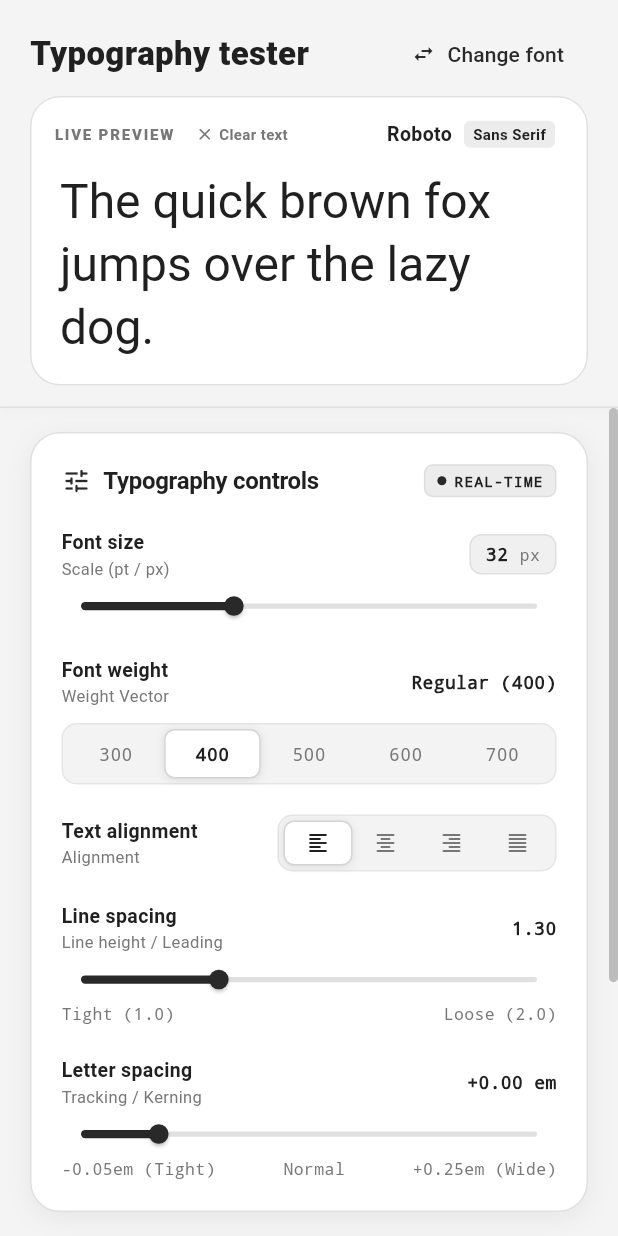
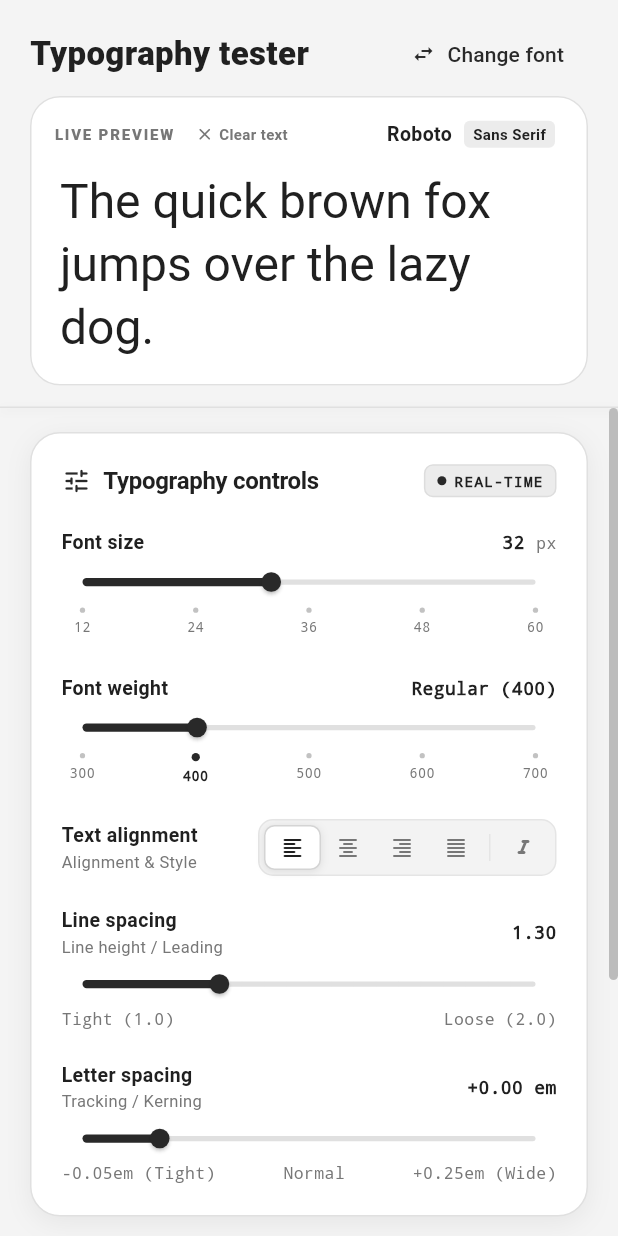
Before and after one commit to nchnn/Google-Font-Explorer, a Flutter app: the PreviewScreen widget shown alone on an empty page, opened directly, on a phone screen of 412 x 824 dp. Run offline on Flutter 3.47's test engine with Material 3 defaults, Android fonts, the phone set to English and light mode, and no system bars; our stand-ins replace google_fonts, material_ui, shared_preferences; accounts and stored records are empty; network calls fail.

Commit message:
improved preview

```diff
--- a/lib/screens/preview_screen.dart
+++ b/lib/screens/preview_screen.dart
@@ -6,7 +6,7 @@ import '../services/font_service.dart';
 import '../state/app_state.dart';
 import '../theme/app_colors.dart';
 import '../widgets/floating_pill_navigation.dart';
-import '../widgets/stage_telemetry_card.dart';
+import '../widgets/typography_controls_card.dart';
 
 /// Screen for testing typography settings with a fixed Live Preview header
 /// and an independently scrollable customization controls area.
@@ -30,6 +30,7 @@ class _PreviewScreenState extends State<PreviewScreen> {
     required FontModel font,
     required double fontSize,
     required FontWeight fontWeight,
+    required bool isItalic,
     required Color color,
     required double height,
     required double letterSpacing,
@@ -37,6 +38,7 @@ class _PreviewScreenState extends State<PreviewScreen> {
     final base = TextStyle(
       fontSize: fontSize,
       fontWeight: fontWeight,
+      fontStyle: isItalic ? FontStyle.italic : FontStyle.normal,
       color: color,
       height: height,
       letterSpacing: letterSpacing,
@@ -63,6 +65,7 @@ class _PreviewScreenState extends State<PreviewScreen> {
       font: selectedFont,
       fontSize: preview.fontSize,
       fontWeight: preview.fontWeight,
+      isItalic: preview.isItalic,
       color: theme.colorScheme.onSurface,
       height: preview.leading,
       letterSpacing: preview.tracking * preview.fontSize,
@@ -105,7 +108,8 @@ class _PreviewScreenState extends State<PreviewScreen> {
                 ],
               ),
               const SizedBox(height: 8),
-              Card(
+              RepaintBoundary(
+                child: Card(
                   child: Padding(
                     padding: const EdgeInsets.all(16),
                     child: Column(
@@ -215,6 +219,7 @@ class _PreviewScreenState extends State<PreviewScreen> {
                     ),
                   ),
                 ),
+              ),
             ],
           ),
         ),
@@ -256,16 +261,18 @@ class _PreviewScreenState extends State<PreviewScreen> {
               ),
               children: [
                 // Typography Controls Panel
-                StageTelemetryCard(
+                TypographyControlsCard(
                   fontSize: preview.fontSize,
                   fontWeight: preview.fontWeight,
                   textAlign: preview.textAlign,
+                  isItalic: preview.isItalic,
                   leading: preview.leading,
                   tracking: preview.tracking,
                   availableWeights: selectedFont.weights,
                   onFontSizeChanged: (value) => preview.fontSize = value,
                   onFontWeightChanged: (weight) => preview.fontWeight = weight,
                   onTextAlignChanged: (align) => preview.textAlign = align,
+                  onItalicChanged: (italic) => preview.isItalic = italic,
                   onLeadingChanged: (value) => preview.leading = value,
                   onTrackingChanged: (value) => preview.tracking = value,
                 ),
--- a/lib/state/app_state.dart
+++ b/lib/state/app_state.dart
@@ -7,7 +7,7 @@ import '../services/font_service.dart';
 /// Application-level state: navigation, theme, and font selection.
 ///
 /// Owns the cross-screen concerns that the old `_TypeStudioAppState` held
-/// inline — tab index, dark-mode flag, and the currently selected font.
+/// inline: tab index, dark-mode flag, and the currently selected font.
 /// Screens read this via [AppState.of] and only the subtree that calls
 /// [ListenableBuilder] on it rebuilds when a value changes.
 class AppState extends ChangeNotifier {
@@ -80,7 +80,7 @@ class AppState extends ChangeNotifier {
         .notifier!;
   }
 
-  /// Like [of] but does not register a dependency — avoids unnecessary rebuilds
+  /// Like [of] but does not register a dependency; avoids unnecessary rebuilds
   /// when the caller only needs to call a method (e.g. `selectFont`).
   static AppState read(BuildContext context) {
     return context
@@ -152,6 +152,18 @@ class PreviewState extends ChangeNotifier {
   }
 
   // ---------------------------------------------------------------------------
+  // Italic style
+  // ---------------------------------------------------------------------------
+
+  bool _isItalic = false;
+  bool get isItalic => _isItalic;
+  set isItalic(bool value) {
+    if (_isItalic == value) return;
+    _isItalic = value;
+    notifyListeners();
+  }
+
+  // ---------------------------------------------------------------------------
   // Leading (line height multiplier)
   // ---------------------------------------------------------------------------
 
@@ -184,6 +196,7 @@ class PreviewState extends ChangeNotifier {
     _fontSize = defaultFontSize;
     _fontWeight = FontWeight.w400;
     _textAlign = TextAlign.left;
+    _isItalic = false;
     _leading = defaultLeading;
     _tracking = defaultTracking;
     notifyListeners();
@@ -207,7 +220,7 @@ class PreviewState extends ChangeNotifier {
 }
 
 // =============================================================================
-// InheritedNotifier wrappers — the DI mechanism
+// InheritedNotifier wrappers: the DI mechanism
 // =============================================================================
 
 class _AppStateScope extends InheritedNotifier<AppState> {
--- a/lib/widgets/stage_telemetry_card.dart
+++ b/lib/widgets/typography_controls_card.dart
@@ -8,18 +8,20 @@ import '../utils/font_weight_utils.dart';
 /// Provides intuitive controls for font size, weight, text alignment,
 /// line spacing (leading), and letter spacing (tracking/kerning) with
 /// real-time feedback and clear, accessible terminology.
-class StageTelemetryCard extends StatelessWidget {
-  const StageTelemetryCard({
+class TypographyControlsCard extends StatelessWidget {
+  const TypographyControlsCard({
     super.key,
     required this.fontSize,
     required this.fontWeight,
     required this.textAlign,
+    required this.isItalic,
     required this.leading,
     required this.tracking,
     required this.availableWeights,
     required this.onFontSizeChanged,
     required this.onFontWeightChanged,
     required this.onTextAlignChanged,
+    required this.onItalicChanged,
     required this.onLeadingChanged,
     required this.onTrackingChanged,
   });
@@ -27,6 +29,7 @@ class StageTelemetryCard extends StatelessWidget {
   final double fontSize;
   final FontWeight fontWeight;
   final TextAlign textAlign;
+  final bool isItalic;
   final double leading;
   final double tracking;
   final List<FontWeight> availableWeights;
@@ -34,6 +37,7 @@ class StageTelemetryCard extends StatelessWidget {
   final ValueChanged<double> onFontSizeChanged;
   final ValueChanged<FontWeight> onFontWeightChanged;
   final ValueChanged<TextAlign> onTextAlignChanged;
+  final ValueChanged<bool> onItalicChanged;
   final ValueChanged<double> onLeadingChanged;
   final ValueChanged<double> onTrackingChanged;
 
@@ -149,13 +153,11 @@ class StageTelemetryCard extends StatelessWidget {
           const SizedBox(height: 20),
 
           // -------------------------------------------------------------------
-          // SECTION 1: Font size (Scale)
+          // SECTION 1: Font size
           // -------------------------------------------------------------------
           _buildScaleSection(
             labelColor: labelColor,
             mutedText: mutedText,
-            readoutBg: readoutBg,
-            readoutBorder: readoutBorder,
             sliderThumb: sliderThumb,
             sliderActive: sliderActive,
             sliderInactive: sliderInactive,
@@ -163,16 +165,14 @@ class StageTelemetryCard extends StatelessWidget {
           const SizedBox(height: 20),
 
           // -------------------------------------------------------------------
-          // SECTION 2: Font weight (Weight Vector)
+          // SECTION 2: Font weight
           // -------------------------------------------------------------------
           _buildFontWeightSection(
             labelColor: labelColor,
             mutedText: mutedText,
-            bgTray: bgTray,
-            borderTray: borderTray,
-            pillActive: pillActive,
-            pillActiveBorder: pillActiveBorder,
-            isDark: isDark,
+            sliderThumb: sliderThumb,
+            sliderActive: sliderActive,
+            sliderInactive: sliderInactive,
           ),
           const SizedBox(height: 20),
 
@@ -224,23 +224,19 @@ class StageTelemetryCard extends StatelessWidget {
   Widget _buildScaleSection({
     required Color labelColor,
     required Color mutedText,
-    required Color readoutBg,
-    required Color readoutBorder,
     required Color sliderThumb,
     required Color sliderActive,
     required Color sliderInactive,
   }) {
     final currentScale = fontSize.round();
+    const checkpoints = [12, 24, 36, 48, 60];
 
     return Column(
       crossAxisAlignment: CrossAxisAlignment.stretch,
       children: [
-        // Label & Numeric readout box
+        // Label & Numeric readout (plain text without card/container)
         Row(
           mainAxisAlignment: MainAxisAlignment.spaceBetween,
-          children: [
-            Column(
-              crossAxisAlignment: CrossAxisAlignment.start,
           children: [
             Text(
               'Font size',
@@ -250,23 +246,7 @@ class StageTelemetryCard extends StatelessWidget {
                 color: labelColor,
               ),
             ),
-                Text(
-                  'Scale (pt / px)',
-                  style: TextStyle(
-                    fontSize: 11,
-                    color: mutedText,
-                  ),
-                ),
-              ],
-            ),
-            Container(
-              padding: const EdgeInsets.symmetric(horizontal: 10, vertical: 4),
-              decoration: BoxDecoration(
-                color: readoutBg,
-                borderRadius: BorderRadius.circular(8),
-                border: Border.all(color: readoutBorder),
-              ),
-              child: Text.rich(
+            Text.rich(
               TextSpan(
                 text: '$currentScale ',
                 style: TextStyle(
@@ -288,21 +268,37 @@ class StageTelemetryCard extends StatelessWidget {
                 ],
               ),
             ),
-            ),
           ],
         ),
         const SizedBox(height: 4),
 
-        // Continuous Slider with checkpoints (divisions: 60)
+        // Free continuous slider without forced snapping
         _buildCustomSlider(
-          value: fontSize.clamp(12.0, 72.0),
+          value: fontSize.clamp(12.0, 60.0),
           min: 12.0,
-          max: 72.0,
-          divisions: 60,
+          max: 60.0,
+          divisions: null,
           thumbColor: sliderThumb,
           activeColor: sliderActive,
           inactiveColor: sliderInactive,
           onChanged: onFontSizeChanged,
+        ),
+        const SizedBox(height: 4),
+
+        // Precision Positioned Rail matching slider track
+        _buildPrecisionRail(
+          checkpoints: checkpoints.map((pt) {
+            final ratio = (pt - 12.0) / (60.0 - 12.0);
+            return (
+              label: '$pt',
+              ratio: ratio,
+              isActive: currentScale == pt,
+              onTap: () => onFontSizeChanged(pt.toDouble()),
+            );
+          }).toList(),
+          activeColor: sliderActive,
+          labelColor: labelColor,
+          mutedText: mutedText,
         ),
       ],
     );
@@ -311,17 +307,18 @@ class StageTelemetryCard extends StatelessWidget {
   Widget _buildFontWeightSection({
     required Color labelColor,
     required Color mutedText,
-    required Color bgTray,
-    required Color borderTray,
-    required Color pillActive,
-    required Color pillActiveBorder,
-    required bool isDark,
+    required Color sliderThumb,
+    required Color sliderActive,
+    required Color sliderInactive,
   }) {
     final weightName = formatWeightName(fontWeight);
     final weightValue = fontWeight.value;
     final weights = availableWeights.isEmpty
         ? const [FontWeight.w400]
         : availableWeights;
+
+    final currentIndex = weights.indexOf(fontWeight);
+    final validIndex = currentIndex >= 0 ? currentIndex : 0;
 
     return Column(
       crossAxisAlignment: CrossAxisAlignment.stretch,
@@ -330,9 +327,6 @@ class StageTelemetryCard extends StatelessWidget {
         Row(
           mainAxisAlignment: MainAxisAlignment.spaceBetween,
           children: [
-            Column(
-              crossAxisAlignment: CrossAxisAlignment.start,
-              children: [
             Text(
               'Font weight',
               style: TextStyle(
@@ -340,15 +334,6 @@ class StageTelemetryCard extends StatelessWidget {
                 fontWeight: FontWeight.w700,
                 color: labelColor,
               ),
-                ),
-                Text(
-                  'Weight Vector',
-                  style: TextStyle(
-                    fontSize: 11,
-                    color: mutedText,
-                  ),
-                ),
-              ],
             ),
             Text(
               '$weightName ($weightValue)',
@@ -361,99 +346,107 @@ class StageTelemetryCard extends StatelessWidget {
             ),
           ],
         ),
-        const SizedBox(height: 10),
+        const SizedBox(height: 4),
 
-        // Segmented Buttons based on available API weights
-        Container(
-          padding: const EdgeInsets.all(3),
-          decoration: BoxDecoration(
-            color: bgTray,
-            borderRadius: BorderRadius.circular(10),
-            border: Border.all(color: borderTray),
+        // Discrete Snapping Slider
+        _buildCustomSlider(
+          value: validIndex.toDouble(),
+          min: 0.0,
+          max: (weights.length > 1 ? weights.length - 1 : 1).toDouble(),
+          divisions: weights.length > 1 ? weights.length - 1 : 1,
+          thumbColor: sliderThumb,
+          activeColor: sliderActive,
+          inactiveColor: sliderInactive,
+          onChanged: weights.length > 1
+              ? (val) {
+                  final idx = val.round().clamp(0, weights.length - 1);
+                  onFontWeightChanged(weights[idx]);
+                }
+              : (val) {},
         ),
-          child: weights.length <= 6
-              ? Row(
-                  children: weights.map((weight) {
-                    final isSelected = fontWeight == weight;
-                    return Expanded(
-                      child: _buildWeightPill(
-                        weight: weight,
-                        isSelected: isSelected,
-                        pillActive: pillActive,
-                        pillActiveBorder: pillActiveBorder,
-                        isDark: isDark,
+        const SizedBox(height: 4),
+
+        // Precision Positioned Rail matching Font size
+        _buildPrecisionRail(
+          checkpoints: List.generate(weights.length, (i) {
+            final w = weights[i];
+            final ratio = weights.length > 1
+                ? i / (weights.length - 1)
+                : 0.0;
+            return (
+              label: '${w.value}',
+              ratio: ratio,
+              isActive: fontWeight == w,
+              onTap: () => onFontWeightChanged(w),
+            );
+          }),
+          activeColor: sliderActive,
           labelColor: labelColor,
           mutedText: mutedText,
-                      ),
-                    );
-                  }).toList(),
-                )
-              : SingleChildScrollView(
-                  scrollDirection: Axis.horizontal,
-                  child: Row(
-                    mainAxisSize: MainAxisSize.min,
-                    children: weights.map((weight) {
-                      final isSelected = fontWeight == weight;
-                      return SizedBox(
-                        width: 54,
-                        child: _buildWeightPill(
-                          weight: weight,
-                          isSelected: isSelected,
-                          pillActive: pillActive,
-                          pillActiveBorder: pillActiveBorder,
-                          isDark: isDark,
-                          labelColor: labelColor,
-                          mutedText: mutedText,
-                        ),
-                      );
-                    }).toList(),
-                  ),
-                ),
         ),
       ],
     );
   }
 
-  Widget _buildWeightPill({
-    required FontWeight weight,
-    required bool isSelected,
-    required Color pillActive,
-    required Color pillActiveBorder,
-    required bool isDark,
+  Widget _buildPrecisionRail({
+    required List<({String label, double ratio, bool isActive, VoidCallback onTap})> checkpoints,
+    required Color activeColor,
     required Color labelColor,
     required Color mutedText,
   }) {
-    return GestureDetector(
-      onTap: () => onFontWeightChanged(weight),
+    const double horizontalPadding = 14.0;
+
+    return LayoutBuilder(
+      builder: (context, constraints) {
+        final trackWidth = constraints.maxWidth - (horizontalPadding * 2);
+
+        return SizedBox(
+          height: 24,
+          child: Stack(
+            clipBehavior: Clip.none,
+            children: checkpoints.map((cp) {
+              final centerX = horizontalPadding + (trackWidth * cp.ratio);
+
+              return Positioned(
+                left: centerX - 20,
+                width: 40,
+                top: 0,
+                child: GestureDetector(
+                  onTap: cp.onTap,
                   behavior: HitTestBehavior.opaque,
-      child: AnimatedContainer(
-        duration: const Duration(milliseconds: 150),
-        alignment: Alignment.center,
-        padding: const EdgeInsets.symmetric(vertical: 7),
+                  child: Column(
+                    mainAxisSize: MainAxisSize.min,
+                    children: [
+                      Container(
+                        width: cp.isActive ? 5.5 : 3.5,
+                        height: cp.isActive ? 5.5 : 3.5,
                         decoration: BoxDecoration(
-          color: isSelected ? pillActive : Colors.transparent,
-          borderRadius: BorderRadius.circular(7),
-          border: isSelected ? Border.all(color: pillActiveBorder) : null,
-          boxShadow: isSelected && !isDark
-              ? const [
-                  BoxShadow(
-                    color: Color(0x18000000),
-                    blurRadius: 4,
-                    offset: Offset(0, 1),
+                          color: cp.isActive
+                              ? activeColor
+                              : mutedText.withValues(alpha: 0.45),
+                          shape: BoxShape.circle,
                         ),
-                ]
-              : null,
                       ),
-        child: Text(
-          '${weight.value}',
+                      const SizedBox(height: 3),
+                      Text(
+                        cp.label,
+                        textAlign: TextAlign.center,
                         style: TextStyle(
-            fontSize: 12,
-            fontWeight: isSelected ? FontWeight.w700 : FontWeight.w500,
-            color: isSelected ? labelColor : mutedText,
+                          fontSize: 9,
+                          fontWeight:
+                              cp.isActive ? FontWeight.w700 : FontWeight.w500,
+                          color: cp.isActive ? labelColor : mutedText,
                           fontFamily: 'monospace',
                         ),
                       ),
+                    ],
                   ),
+                ),
+              );
+            }).toList(),
+          ),
+        );
+      },
     );
   }
 
@@ -488,7 +481,7 @@ class StageTelemetryCard extends StatelessWidget {
               ),
             ),
             Text(
-              'Alignment',
+              'Alignment & Style',
               style: TextStyle(
                 fontSize: 11,
                 color: mutedText,
@@ -505,7 +498,8 @@ class StageTelemetryCard extends StatelessWidget {
           ),
           child: Row(
             mainAxisSize: MainAxisSize.min,
-            children: alignmentOptions.map((option) {
+            children: [
+              ...alignmentOptions.map((option) {
                 final (alignValue, iconData, tooltip) = option;
                 final isSelected = textAlign == alignValue;
 
@@ -516,8 +510,10 @@ class StageTelemetryCard extends StatelessWidget {
                     behavior: HitTestBehavior.opaque,
                     child: AnimatedContainer(
                       duration: const Duration(milliseconds: 150),
-                    padding:
-                        const EdgeInsets.symmetric(horizontal: 14, vertical: 6),
+                      padding: const EdgeInsets.symmetric(
+                        horizontal: 10,
+                        vertical: 6,
+                      ),
                       decoration: BoxDecoration(
                         color: isSelected ? pillActive : Colors.transparent,
                         borderRadius: BorderRadius.circular(7),
@@ -542,7 +538,49 @@ class StageTelemetryCard extends StatelessWidget {
                     ),
                   ),
                 );
-            }).toList(),
+              }),
+              Container(
+                margin: const EdgeInsets.symmetric(horizontal: 4),
+                width: 1,
+                height: 18,
+                color: borderTray,
+              ),
+              Tooltip(
+                message: 'Italic',
+                child: GestureDetector(
+                  onTap: () => onItalicChanged(!isItalic),
+                  behavior: HitTestBehavior.opaque,
+                  child: AnimatedContainer(
+                    duration: const Duration(milliseconds: 150),
+                    padding: const EdgeInsets.symmetric(
+                      horizontal: 10,
+                      vertical: 6,
+                    ),
+                    decoration: BoxDecoration(
+                      color: isItalic ? pillActive : Colors.transparent,
+                      borderRadius: BorderRadius.circular(7),
+                      border: isItalic
+                          ? Border.all(color: pillActiveBorder)
+                          : null,
+                      boxShadow: isItalic && !isDark
+                          ? const [
+                              BoxShadow(
+                                color: Color(0x18000000),
+                                blurRadius: 4,
+                                offset: Offset(0, 1),
+                              ),
+                            ]
+                          : null,
+                    ),
+                    child: Icon(
+                      Icons.format_italic_rounded,
+                      size: 16,
+                      color: isItalic ? labelColor : mutedText,
+                    ),
+                  ),
+                ),
+              ),
+            ],
           ),
         ),
       ],
@@ -753,6 +791,7 @@ class StageTelemetryCard extends StatelessWidget {
   }) {
     return SliderTheme(
       data: SliderThemeData(
+        trackShape: const _CustomSliderTrackShape(),
         trackHeight: 3.5,
         activeTrackColor: activeColor,
         inactiveTrackColor: inactiveColor,
@@ -780,5 +819,24 @@ class StageTelemetryCard extends StatelessWidget {
   }
 }
 
-/// Compatibility typedef
-typedef TypographyControlsCard = StageTelemetryCard;
+/// Slider track shape that precisely matches the 14px horizontal rail insets.
+class _CustomSliderTrackShape extends RoundedRectSliderTrackShape {
+  const _CustomSliderTrackShape();
+
+  @override
+  Rect getPreferredRect({
+    required RenderBox parentBox,
+    Offset offset = Offset.zero,
+    required SliderThemeData sliderTheme,
+    bool isEnabled = false,
+    bool isDiscrete = false,
+  }) {
+    const double trackHeight = 3.5;
+    const double horizontalPadding = 14.0;
+    final double trackLeft = offset.dx + horizontalPadding;
+    final double trackTop =
+        offset.dy + (parentBox.size.height - trackHeight) / 2;
+    final double trackWidth = parentBox.size.width - (horizontalPadding * 2);
+    return Rect.fromLTWH(trackLeft, trackTop, trackWidth, trackHeight);
+  }
+}
```
Also changed, not shown: 2 other files. Lines whose indentation alone changed are shown as unchanged.
